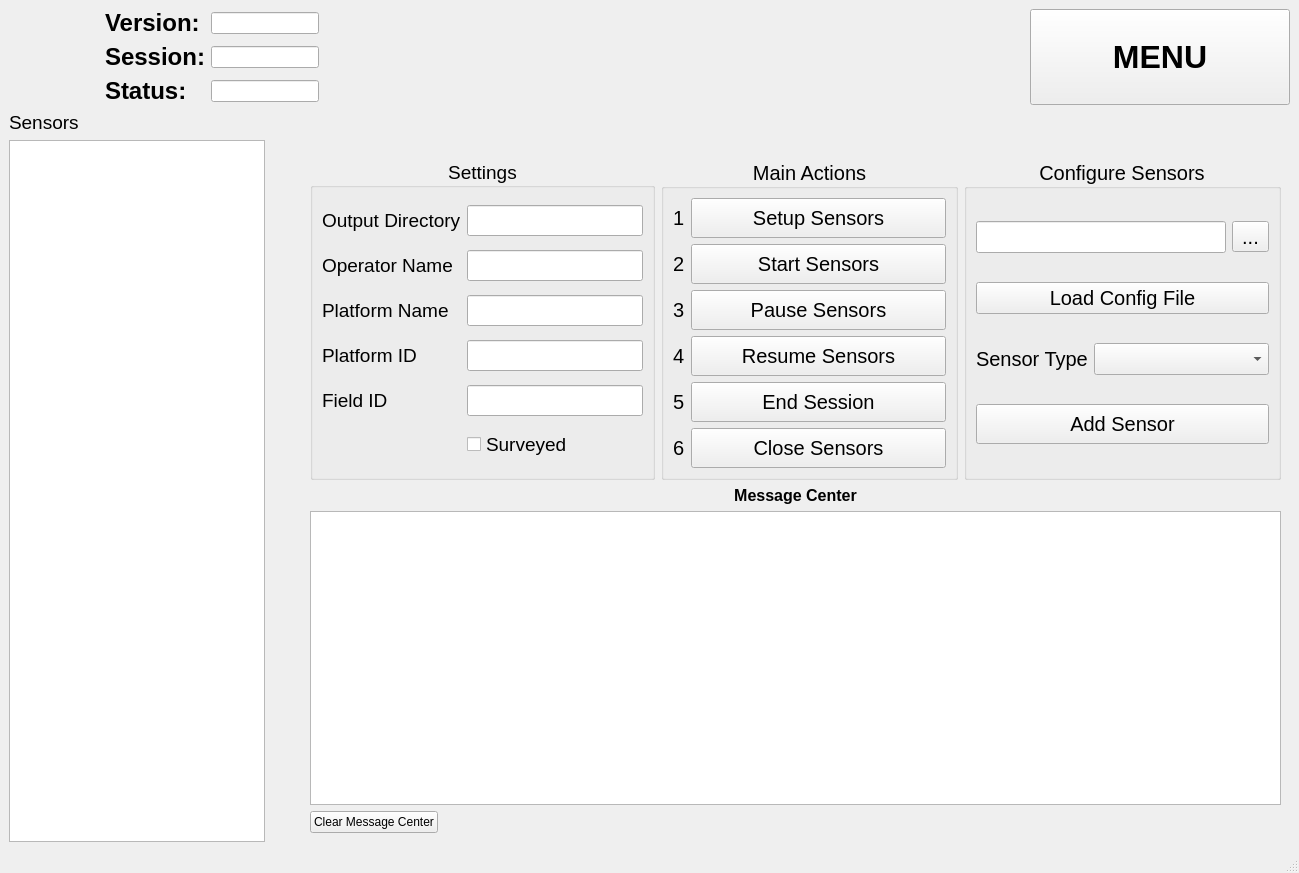
Qt form source/dysense_designer.ui (DySense/DySense) before a commit.
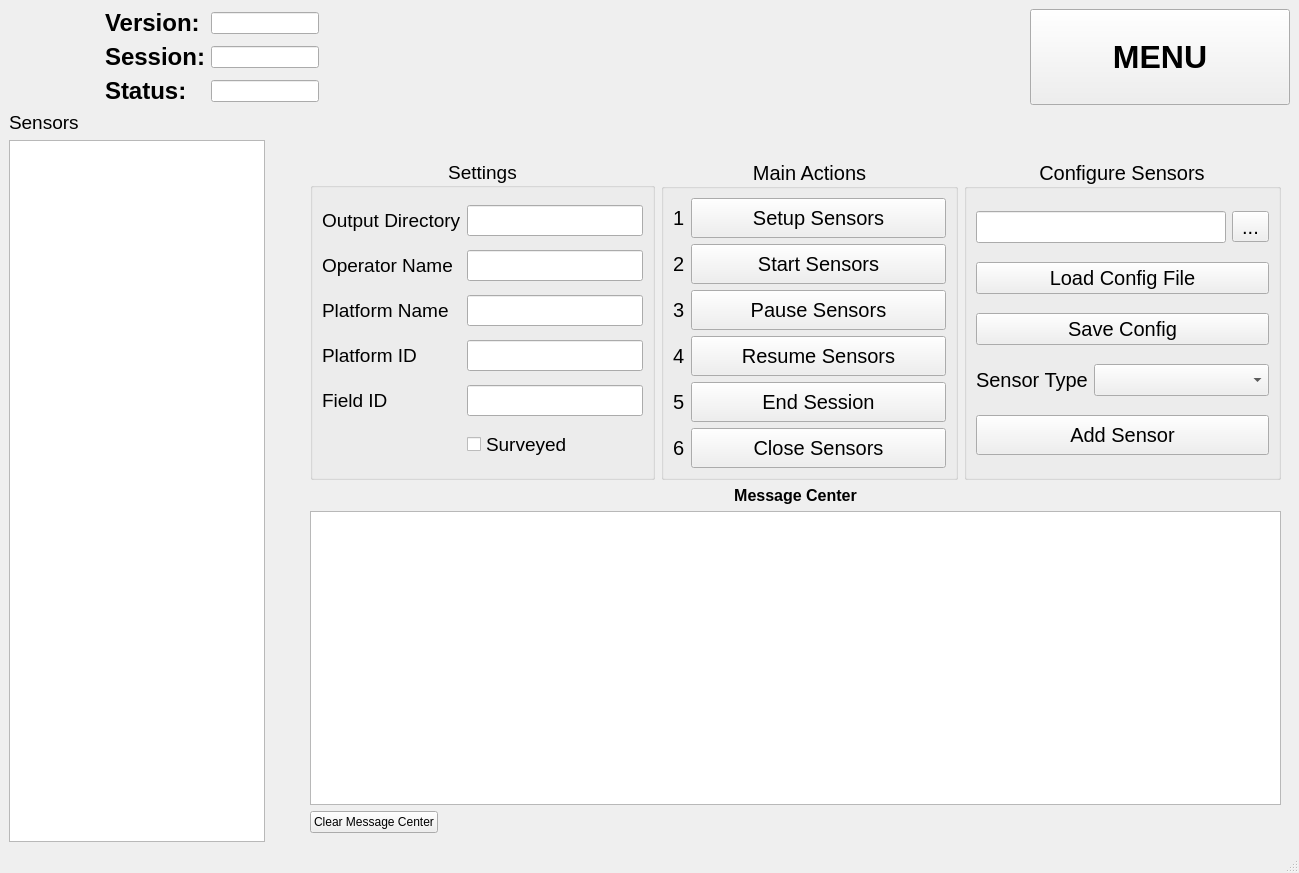
The same form after that commit.

What changed in the file:
```diff
--- a/source/dysense_designer.ui
+++ b/source/dysense_designer.ui
@@ -546,6 +546,13 @@
                    </property>
                   </widget>
                  </item>
+                 <item>
+                  <widget class="QPushButton" name="save_config_button">
+                   <property name="text">
+                    <string>Save Config</string>
+                   </property>
+                  </widget>
+                 </item>
                  <item>
                   <layout class="QHBoxLayout" name="horizontalLayout_3">
                    <item>
```
